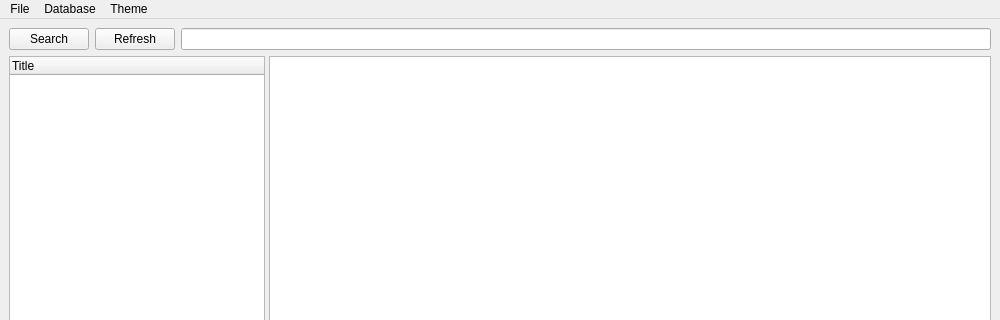
nisemono0/HLib, file src/gui/ui/mainwindow.ui: the form before one commit; both pictures show x 0 to 1000 and y 0 to 320 of the 1000 by 700 pixel window.
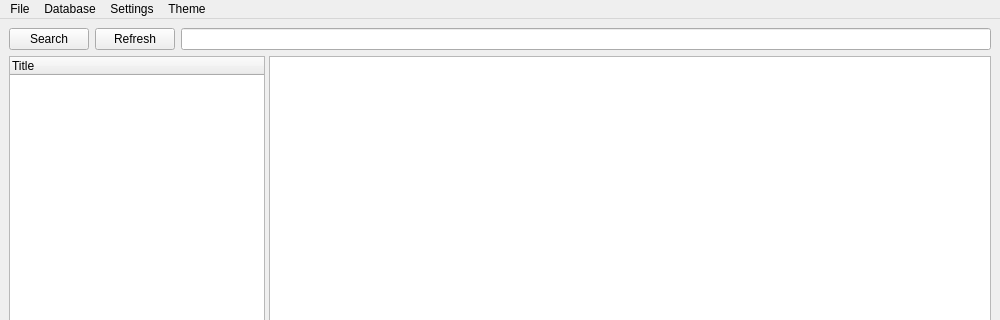
The form after the commit. Custom widgets are drawn as their Qt base class.

```diff
--- a/src/gui/ui/mainwindow.ui
+++ b/src/gui/ui/mainwindow.ui
@@ -187,8 +187,15 @@
     <addaction name="actionThemeFusion"/>
     <addaction name="actionThemeWindows"/>
    </widget>
+   <widget class="QMenu" name="menuSettings">
+    <property name="title">
+     <string>Settings</string>
+    </property>
+    <addaction name="actionScaleImage"/>
+   </widget>
    <addaction name="menuFile"/>
    <addaction name="menuLoad"/>
+   <addaction name="menuSettings"/>
    <addaction name="menuTheme"/>
   </widget>
   <action name="actionLoadDB">
```
Left out of the diff: 14 changed lines with no effect on the pictures.
